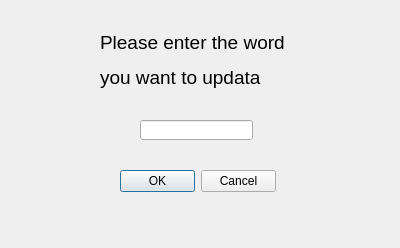
Old version of the form WordText/renew.ui in the repository lizhenjie94/textword.
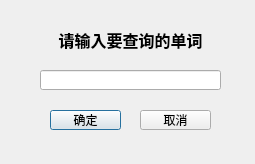
New version of the form.

Diff of the .ui file:
```diff
--- a/WordText/renew.ui
+++ b/WordText/renew.ui
@@ -6,8 +6,8 @@
    <rect>
     <x>0</x>
     <y>0</y>
-    <width>400</width>
-    <height>248</height>
+    <width>255</width>
+    <height>164</height>
    </rect>
   </property>
   <property name="windowTitle">
@@ -16,38 +16,74 @@
   <widget class="QLabel" name="label">
    <property name="geometry">
     <rect>
-     <x>100</x>
-     <y>30</y>
-     <width>211</width>
+     <x>40</x>
+     <y>10</y>
+     <width>181</width>
      <height>61</height>
     </rect>
    </property>
+   <property name="font">
+    <font>
+     <family>宋体</family>
+     <pointsize>12</pointsize>
+     <weight>75</weight>
+     <bold>true</bold>
+    </font>
+   </property>
    <property name="text">
-    <string>&lt;html&gt;&lt;head/&gt;&lt;body&gt;&lt;p&gt;&lt;span style=&quot; font-size:14pt;&quot;&gt;Please enter the word &lt;/span&gt;&lt;/p&gt;&lt;p&gt;&lt;span style=&quot; font-size:14pt;&quot;&gt; you want to updata&lt;/span&gt;&lt;/p&gt;&lt;/body&gt;&lt;/html&gt;</string>
+    <string>&lt;html&gt;&lt;head/&gt;&lt;body&gt;&lt;p&gt;请输入要查询的单词&lt;/p&gt;&lt;/body&gt;&lt;/html&gt;</string>
    </property>
+   <property name="alignment">
+    <set>Qt::AlignCenter</set>
+   </property>
   </widget>
-  <widget class="QLineEdit" name="lineEdit">
+  <widget class="QPushButton" name="btnOK">
+   <property name="geometry">
+    <rect>
+     <x>50</x>
+     <y>110</y>
+     <width>71</width>
+     <height>20</height>
+    </rect>
+   </property>
+   <property name="font">
+    <font>
+     <family>宋体</family>
+     <pointsize>9</pointsize>
+    </font>
+   </property>
+   <property name="text">
+    <string>确定</string>
+   </property>
+  </widget>
+  <widget class="QPushButton" name="btnCancel">
    <property name="geometry">
     <rect>
      <x>140</x>
-     <y>120</y>
-     <width>113</width>
+     <y>110</y>
+     <width>71</width>
      <height>20</height>
     </rect>
    </property>
+   <property name="font">
+    <font>
+     <family>宋体</family>
+     <pointsize>9</pointsize>
+    </font>
+   </property>
+   <property name="text">
+    <string>取消</string>
+   </property>
   </widget>
-  <widget class="QDialogButtonBox" name="buttonBox">
+  <widget class="QLineEdit" name="lineEdit">
    <property name="geometry">
     <rect>
-     <x>120</x>
-     <y>170</y>
-     <width>156</width>
-     <height>23</height>
+     <x>40</x>
+     <y>70</y>
+     <width>181</width>
+     <height>20</height>
     </rect>
    </property>
-   <property name="standardButtons">
-    <set>QDialogButtonBox::Cancel|QDialogButtonBox::Ok</set>
-   </property>
   </widget>
  </widget>
  <resources/>
```
Left out of the diff: 4 changed lines with no effect on the pictures.
